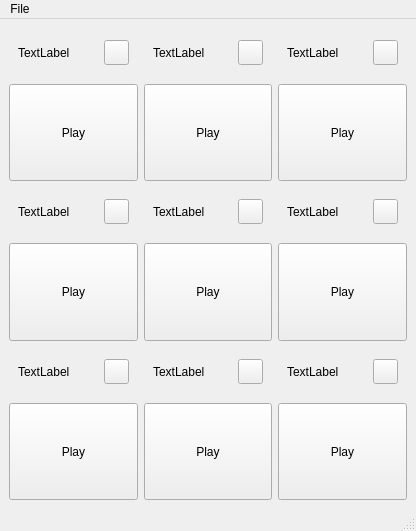
Before: the Qt Designer form mainwindow.ui in Technohamster-py/dm-assistant, drawn with Qt 5.
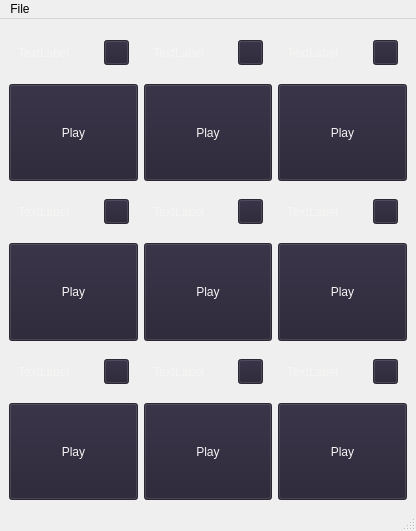
After: the same form once the commit is applied. Icons and pictures are not drawn.

```diff
--- a/mainwindow.ui
+++ b/mainwindow.ui
@@ -14,6 +14,478 @@
    <string>MainWindow</string>
   </property>
   <widget class="QWidget" name="centralwidget">
+   <property name="palette">
+    <palette>
+     <active>
+      <colorrole role="WindowText">
+       <brush brushstyle="SolidPattern">
+        <color alpha="255">
+         <red>246</red>
+         <green>245</green>
+         <blue>244</blue>
+        </color>
+       </brush>
+      </colorrole>
+      <colorrole role="Button">
+       <brush brushstyle="SolidPattern">
+        <color alpha="255">
+         <red>36</red>
+         <green>31</green>
+         <blue>49</blue>
+        </color>
+       </brush>
+      </colorrole>
+      <colorrole role="Light">
+       <brush brushstyle="SolidPattern">
+        <color alpha="255">
+         <red>119</red>
+         <green>118</green>
+         <blue>123</blue>
+        </color>
+       </brush>
+      </colorrole>
+      <colorrole role="Midlight">
+       <brush brushstyle="SolidPattern">
+        <color alpha="255">
+         <red>192</red>
+         <green>191</green>
+         <blue>188</blue>
+        </color>
+       </brush>
+      </colorrole>
+      <colorrole role="Dark">
+       <brush brushstyle="SolidPattern">
+        <color alpha="255">
+         <red>0</red>
+         <green>0</green>
+         <blue>0</blue>
+        </color>
+       </brush>
+      </colorrole>
+      <colorrole role="Mid">
+       <brush brushstyle="SolidPattern">
+        <color alpha="255">
+         <red>94</red>
+         <green>92</green>
+         <blue>100</blue>
+        </color>
+       </brush>
+      </colorrole>
+      <colorrole role="Text">
+       <brush brushstyle="SolidPattern">
+        <color alpha="255">
+         <red>246</red>
+         <green>245</green>
+         <blue>244</blue>
+        </color>
+       </brush>
+      </colorrole>
+      <colorrole role="BrightText">
+       <brush brushstyle="SolidPattern">
+        <color alpha="255">
+         <red>255</red>
+         <green>255</green>
+         <blue>255</blue>
+        </color>
+       </brush>
+      </colorrole>
+      <colorrole role="ButtonText">
+       <brush brushstyle="SolidPattern">
+        <color alpha="255">
+         <red>246</red>
+         <green>245</green>
+         <blue>244</blue>
+        </color>
+       </brush>
+      </colorrole>
+      <colorrole role="Base">
+       <brush brushstyle="SolidPattern">
+        <color alpha="255">
+         <red>36</red>
+         <green>31</green>
+         <blue>49</blue>
+        </color>
+       </brush>
+      </colorrole>
+      <colorrole role="Window">
+       <brush brushstyle="SolidPattern">
+        <color alpha="255">
+         <red>61</red>
+         <green>56</green>
+         <blue>70</blue>
+        </color>
+       </brush>
+      </colorrole>
+      <colorrole role="Highlight">
+       <brush brushstyle="SolidPattern">
+        <color alpha="255">
+         <red>28</red>
+         <green>113</green>
+         <blue>216</blue>
+        </color>
+       </brush>
+      </colorrole>
+      <colorrole role="HighlightedText">
+       <brush brushstyle="SolidPattern">
+        <color alpha="255">
+         <red>36</red>
+         <green>31</green>
+         <blue>49</blue>
+        </color>
+       </brush>
+      </colorrole>
+      <colorrole role="Link">
+       <brush brushstyle="SolidPattern">
+        <color alpha="255">
+         <red>181</red>
+         <green>131</green>
+         <blue>90</blue>
+        </color>
+       </brush>
+      </colorrole>
+      <colorrole role="AlternateBase">
+       <brush brushstyle="SolidPattern">
+        <color alpha="255">
+         <red>94</red>
+         <green>92</green>
+         <blue>100</blue>
+        </color>
+       </brush>
+      </colorrole>
+      <colorrole role="ToolTipBase">
+       <brush brushstyle="SolidPattern">
+        <color alpha="255">
+         <red>94</red>
+         <green>92</green>
+         <blue>100</blue>
+        </color>
+       </brush>
+      </colorrole>
+      <colorrole role="PlaceholderText">
+       <brush brushstyle="SolidPattern">
+        <color alpha="255">
+         <red>220</red>
+         <green>138</green>
+         <blue>221</blue>
+        </color>
+       </brush>
+      </colorrole>
+     </active>
+     <inactive>
+      <colorrole role="WindowText">
+       <brush brushstyle="SolidPattern">
+        <color alpha="255">
+         <red>246</red>
+         <green>245</green>
+         <blue>244</blue>
+        </color>
+       </brush>
+      </colorrole>
+      <colorrole role="Button">
+       <brush brushstyle="SolidPattern">
+        <color alpha="255">
+         <red>36</red>
+         <green>31</green>
+         <blue>49</blue>
+        </color>
+       </brush>
+      </colorrole>
+      <colorrole role="Light">
+       <brush brushstyle="SolidPattern">
+        <color alpha="255">
+         <red>119</red>
+         <green>118</green>
+         <blue>123</blue>
+        </color>
+       </brush>
+      </colorrole>
+      <colorrole role="Midlight">
+       <brush brushstyle="SolidPattern">
+        <color alpha="255">
+         <red>192</red>
+         <green>191</green>
+         <blue>188</blue>
+        </color>
+       </brush>
+      </colorrole>
+      <colorrole role="Dark">
+       <brush brushstyle="SolidPattern">
+        <color alpha="255">
+         <red>0</red>
+         <green>0</green>
+         <blue>0</blue>
+        </color>
+       </brush>
+      </colorrole>
+      <colorrole role="Mid">
+       <brush brushstyle="SolidPattern">
+        <color alpha="255">
+         <red>94</red>
+         <green>92</green>
+         <blue>100</blue>
+        </color>
+       </brush>
+      </colorrole>
+      <colorrole role="Text">
+       <brush brushstyle="SolidPattern">
+        <color alpha="255">
+         <red>246</red>
+         <green>245</green>
+         <blue>244</blue>
+        </color>
+       </brush>
+      </colorrole>
+      <colorrole role="BrightText">
+       <brush brushstyle="SolidPattern">
+        <color alpha="255">
+         <red>255</red>
+         <green>255</green>
+         <blue>255</blue>
+        </color>
+       </brush>
+      </colorrole>
+      <colorrole role="ButtonText">
+       <brush brushstyle="SolidPattern">
+        <color alpha="255">
+         <red>246</red>
+         <green>245</green>
+         <blue>244</blue>
+        </color>
+       </brush>
+      </colorrole>
+      <colorrole role="Base">
+       <brush brushstyle="SolidPattern">
+        <color alpha="255">
+         <red>36</red>
+         <green>31</green>
+         <blue>49</blue>
+        </color>
+       </brush>
+      </colorrole>
+      <colorrole role="Window">
+       <brush brushstyle="SolidPattern">
+        <color alpha="255">
+         <red>61</red>
+         <green>56</green>
+         <blue>70</blue>
+        </color>
+       </brush>
+      </colorrole>
+      <colorrole role="Highlight">
+       <brush brushstyle="SolidPattern">
+        <color alpha="255">
+         <red>28</red>
+         <green>113</green>
+         <blue>216</blue>
+        </color>
+       </brush>
+      </colorrole>
+      <colorrole role="HighlightedText">
+       <brush brushstyle="SolidPattern">
+        <color alpha="255">
+         <red>36</red>
+         <green>31</green>
+         <blue>49</blue>
+        </color>
+       </brush>
+      </colorrole>
+      <colorrole role="Link">
+       <brush brushstyle="SolidPattern">
+        <color alpha="255">
+         <red>181</red>
+         <green>131</green>
+         <blue>90</blue>
+        </color>
+       </brush>
+      </colorrole>
+      <colorrole role="AlternateBase">
+       <brush brushstyle="SolidPattern">
+        <color alpha="255">
+         <red>94</red>
+         <green>92</green>
+         <blue>100</blue>
+        </color>
+       </brush>
+      </colorrole>
+      <colorrole role="ToolTipBase">
+       <brush brushstyle="SolidPattern">
+        <color alpha="255">
+         <red>94</red>
+         <green>92</green>
+         <blue>100</blue>
+        </color>
+       </brush>
+      </colorrole>
+      <colorrole role="PlaceholderText">
+       <brush brushstyle="SolidPattern">
+        <color alpha="255">
+         <red>220</red>
+         <green>138</green>
+         <blue>221</blue>
+        </color>
+       </brush>
+      </colorrole>
+     </inactive>
+     <disabled>
+      <colorrole role="WindowText">
+       <brush brushstyle="SolidPattern">
+        <color alpha="255">
+         <red>0</red>
+         <green>0</green>
+         <blue>0</blue>
+        </color>
+       </brush>
+      </colorrole>
+      <colorrole role="Button">
+       <brush brushstyle="SolidPattern">
+        <color alpha="255">
+         <red>36</red>
+         <green>31</green>
+         <blue>49</blue>
+        </color>
+       </brush>
+      </colorrole>
+      <colorrole role="Light">
+       <brush brushstyle="SolidPattern">
+        <color alpha="255">
+         <red>119</red>
+         <green>118</green>
+         <blue>123</blue>
+        </color>
+       </brush>
+      </colorrole>
+      <colorrole role="Midlight">
+       <brush brushstyle="SolidPattern">
+        <color alpha="255">
+         <red>192</red>
+         <green>191</green>
+         <blue>188</blue>
+        </color>
+       </brush>
+      </colorrole>
+      <colorrole role="Dark">
+       <brush brushstyle="SolidPattern">
+        <color alpha="255">
+         <red>0</red>
+         <green>0</green>
+         <blue>0</blue>
+        </color>
+       </brush>
+      </colorrole>
+      <colorrole role="Mid">
+       <brush brushstyle="SolidPattern">
+        <color alpha="255">
+         <red>94</red>
+         <green>92</green>
+         <blue>100</blue>
+        </color>
+       </brush>
+      </colorrole>
+      <colorrole role="Text">
+       <brush brushstyle="SolidPattern">
+        <color alpha="255">
+         <red>0</red>
+         <green>0</green>
+         <blue>0</blue>
+        </color>
+       </brush>
+      </colorrole>
+      <colorrole role="BrightText">
+       <brush brushstyle="SolidPattern">
+        <color alpha="255">
+         <red>255</red>
+         <green>255</green>
+         <blue>255</blue>
+        </color>
+       </brush>
+      </colorrole>
+      <colorrole role="ButtonText">
+       <brush brushstyle="SolidPattern">
+        <color alpha="255">
+         <red>0</red>
+         <green>0</green>
+         <blue>0</blue>
+        </color>
+       </brush>
+      </colorrole>
+      <colorrole role="Base">
+       <brush brushstyle="SolidPattern">
+        <color alpha="255">
+         <red>61</red>
+         <green>56</green>
+         <blue>70</blue>
+        </color>
+       </brush>
+      </colorrole>
+      <colorrole role="Window">
+       <brush brushstyle="SolidPattern">
+        <color alpha="255">
+         <red>61</red>
+         <green>56</green>
+         <blue>70</blue>
+        </color>
+       </brush>
+      </colorrole>
+      <colorrole role="Highlight">
+       <brush brushstyle="SolidPattern">
+        <color alpha="255">
+         <red>145</red>
+         <green>145</green>
+         <blue>145</blue>
+        </color>
+       </brush>
+      </colorrole>
+      <colorrole role="HighlightedText">
+       <brush brushstyle="SolidPattern">
+        <color alpha="255">
+         <red>36</red>
+         <green>31</green>
+         <blue>49</blue>
+        </color>
+       </brush>
+      </colorrole>
+      <colorrole role="Link">
+       <brush brushstyle="SolidPattern">
+        <color alpha="255">
+         <red>181</red>
+         <green>131</green>
+         <blue>90</blue>
+        </color>
+       </brush>
+      </colorrole>
+      <colorrole role="AlternateBase">
+       <brush brushstyle="SolidPattern">
+        <color alpha="255">
+         <red>94</red>
+         <green>92</green>
+         <blue>100</blue>
+        </color>
+       </brush>
+      </colorrole>
+      <colorrole role="ToolTipBase">
+       <brush brushstyle="SolidPattern">
+        <color alpha="255">
+         <red>94</red>
+         <green>92</green>
+         <blue>100</blue>
+        </color>
+       </brush>
+      </colorrole>
+      <colorrole role="PlaceholderText">
+       <brush brushstyle="SolidPattern">
+        <color alpha="255">
+         <red>220</red>
+         <green>138</green>
+         <blue>221</blue>
+        </color>
+       </brush>
+      </colorrole>
+     </disabled>
+    </palette>
+   </property>
+   <property name="styleSheet">
+    <string notr="true"/>
+   </property>
    <layout class="QGridLayout" name="gridLayout">
     <item row="0" column="0">
      <widget class="QWidget" name="player1" native="true">
```
Left out of the diff: 2 changed lines with no effect on the pictures.
